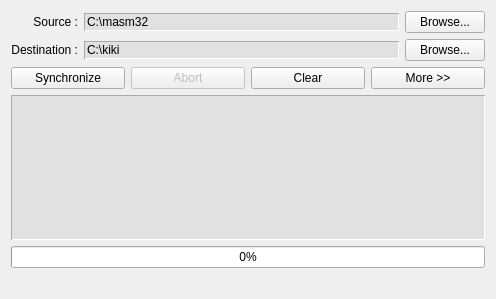
This is qt/synchro_simple/synchro_simple/dialog.ui in hlaporthein/sandbox as Qt 5 draws it before an edit. The edited form follows.
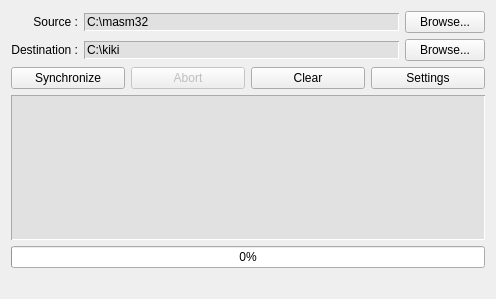
This is the edited form. Icons and pictures are not drawn.

```diff
--- a/qt/synchro_simple/synchro_simple/dialog.ui
+++ b/qt/synchro_simple/synchro_simple/dialog.ui
@@ -146,7 +146,11 @@
           </sizepolicy>
          </property>
          <property name="text">
-          <string>More &gt;&gt;</string>
+          <string>Settings</string>
+         </property>
+         <property name="icon">
+          <iconset resource="resources.qrc">
+           <normaloff>:/icon/setting.png</normaloff>:/icon/setting.png</iconset>
          </property>
         </widget>
        </item>
```
